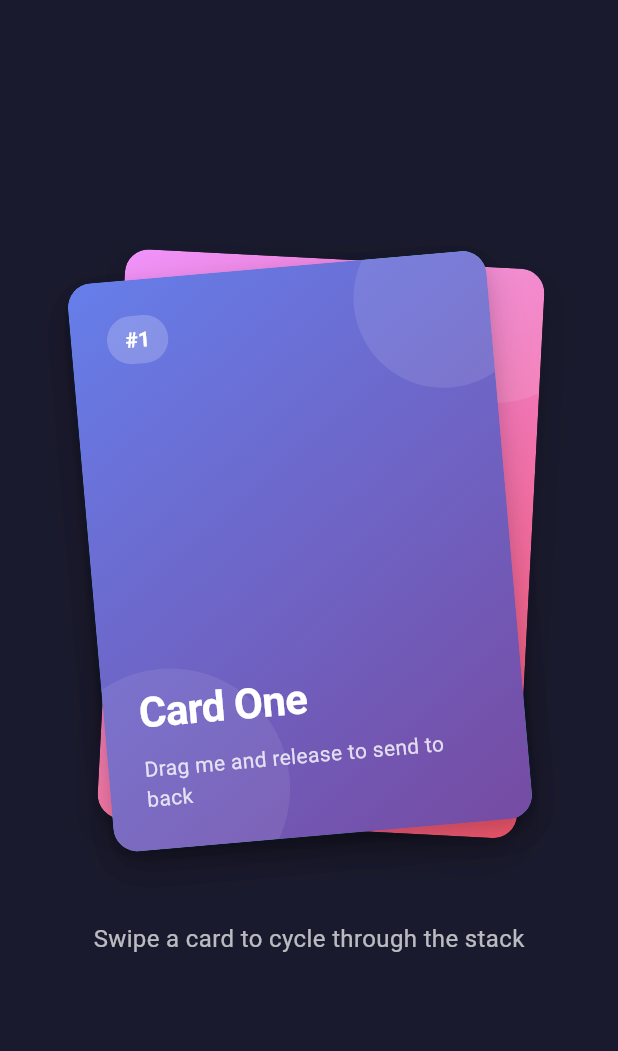
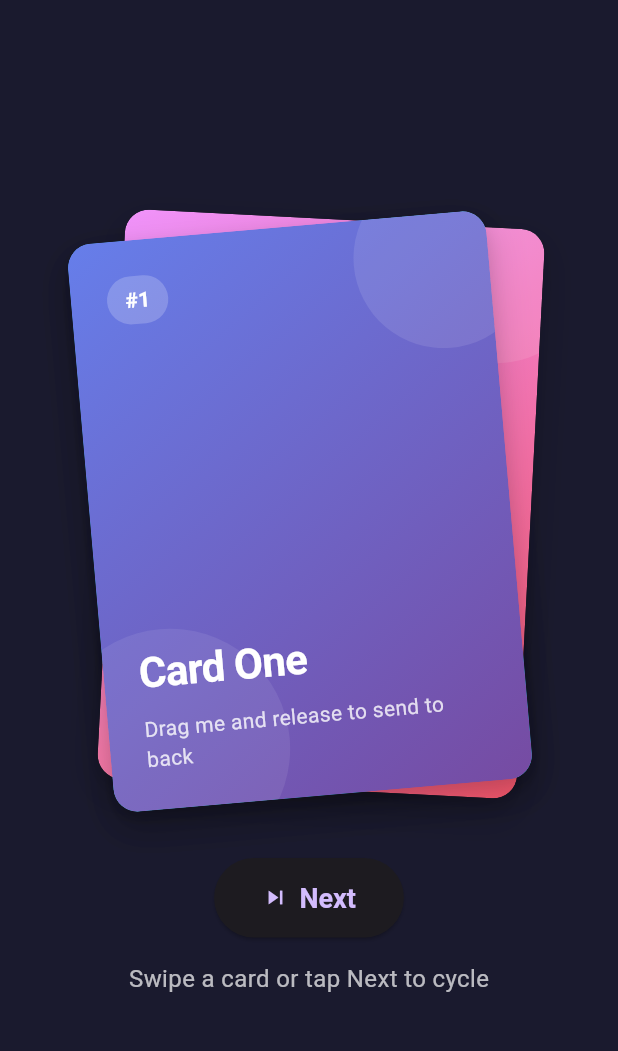
Before and after one commit to siker102/animated_card_stack, a Flutter app: the screen it shows after launch, on a phone screen of 412 x 824 dp, the part 66-1117 px from its top. Run offline on Flutter 3.47's test engine with Material 3 defaults, Android fonts, the phone set to English and light mode, and no system bars.

Commit message:
Add AnimatedCardStackController

```diff
--- a/lib/main.dart
+++ b/lib/main.dart
@@ -32,6 +32,7 @@ class CardStackDemo extends StatefulWidget {
 
 class _CardStackDemoState extends State<CardStackDemo> {
   bool _enableShadows = true;
+  final AnimatedCardStackController _controller = AnimatedCardStackController();
 
   // Colorful gradient data for demo cards
   final List<CardData> _cards = [
@@ -114,15 +115,26 @@ class _CardStackDemoState extends State<CardStackDemo> {
           children: [
             AnimatedCardStack<CardData>(
               items: _cards,
+              controller: _controller,
               enableShadows: _enableShadows,
               cardWidth: 280,
               cardHeight: 380,
               dragThreshold: 80,
               itemBuilder: (context, card) => _buildCard(card),
             ),
-            const SizedBox(height: 40),
+            const SizedBox(height: 24),
+            ElevatedButton.icon(
+              onPressed: () => _controller.swipeNext(),
+              icon: const Icon(Icons.skip_next),
+              label: const Text('Next'),
+              style: ElevatedButton.styleFrom(
+                padding: const EdgeInsets.symmetric(horizontal: 32, vertical: 16),
+                textStyle: const TextStyle(fontSize: 18, fontWeight: FontWeight.bold),
+              ),
+            ),
+            const SizedBox(height: 16),
             Text(
-              'Swipe a card to cycle through the stack',
+              'Swipe a card or tap Next to cycle',
               style: TextStyle(color: Colors.white.withValues(alpha: 0.7), fontSize: 16),
             ),
           ],
```
Also changed, not shown: lib/animated_card_stack.dart (+77 -0 lines).
